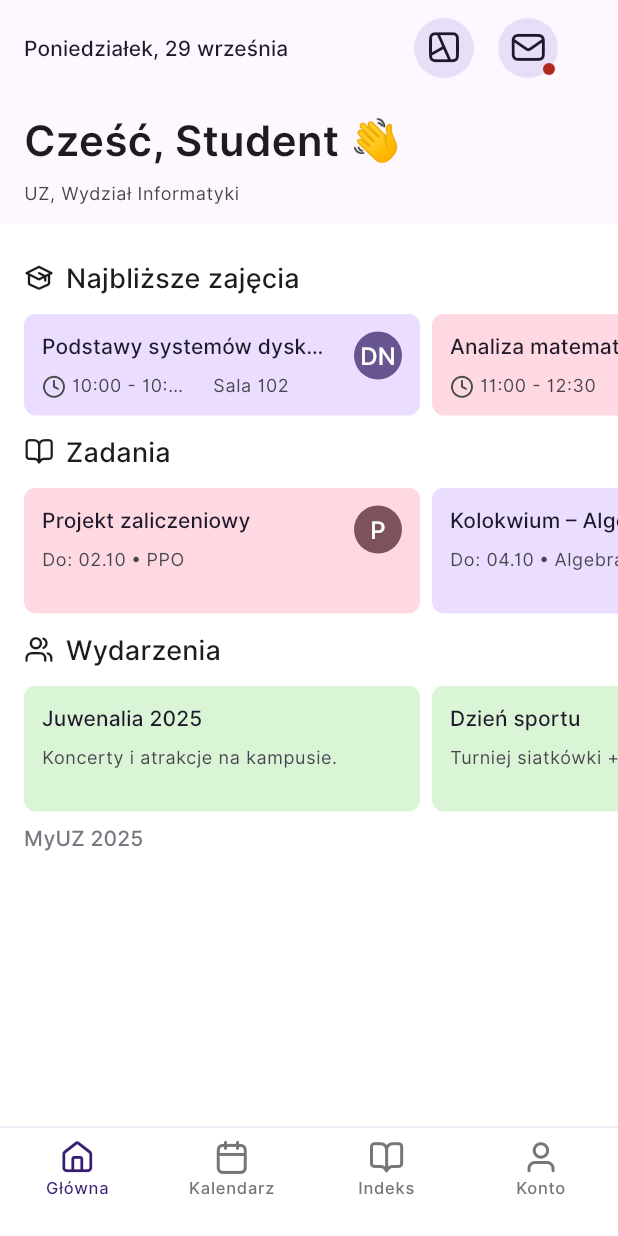
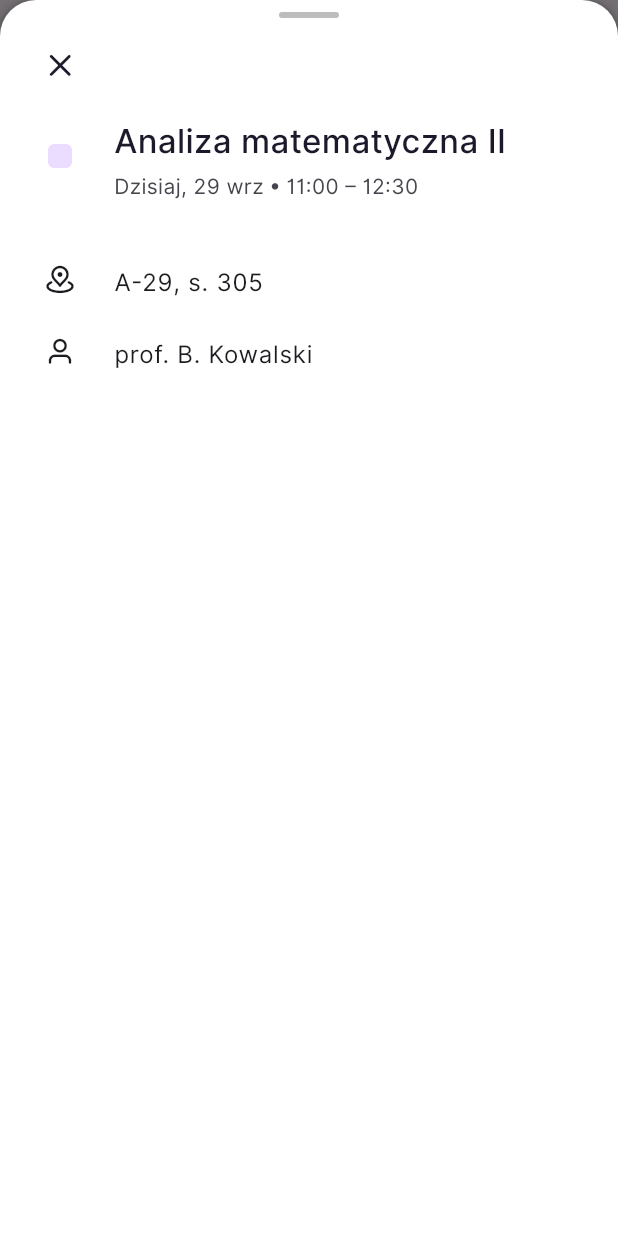
Before and after one commit to lifeoverthinker/my_uz, a Flutter app: the HomePage screen opened directly, after a tap on "Analiza matematyczna II", on a phone screen of 412 x 824 dp. Run offline on Flutter 3.47's test engine with Material 3 defaults, Android fonts, the phone set to English and light mode, and no system bars; our stand-ins replace flutter_dotenv, flutter_svg, shared_preferences, supabase_flutter; accounts and stored records are empty.

Commit message:
feat: Add ClassDetailsSheet for detailed class view with draggable modal

```diff
--- /dev/null
+++ b/lib/screens/home/details/class_details.dart
@@ -0,0 +1,371 @@
+import 'package:flutter/material.dart';
+import 'package:my_uz/icons/my_uz_icons.dart';
+import 'package:my_uz/models/class_model.dart';
+import 'package:my_uz/theme/app_colors.dart';
+import 'package:my_uz/theme/text_style.dart';
+
+/// Arkusz szczegółów zajęć – wariant “Google Calendar style”
+/// RÓŻNICE vs poprzednia wersja:
+/// - NIE zajmuje całego ekranu przy starcie (initialChildSize ~55% wysokości – można przeciągnąć wyżej).
+/// - DraggableScrollableSheet (expand:false) wewnątrz showModalBottomSheet.
+/// - Brak sztucznego wymuszania wysokości -> koniec z overflow / żółtymi liniami.
+/// - Możliwość dalszego przeciągnięcia do maxChildSize (95% ekranu) jak w Calendar.
+/// - Natywna animacja wejścia/wyjścia (slide + fade barrier) Material3.
+///
+/// TODO (opcjonalnie później):
+/// - Dynamiczne dostosowanie initialChildSize do realnej wysokości treści (pomiar po build).
+/// - Akcje (Edytuj / Usuń) w dolnym sticky obszarze.
+abstract class ClassDetailsSheet {
+  static Future<void> open(BuildContext context, ClassModel c) {
+    return showModalBottomSheet<void>(
+      context: context,
+      isScrollControlled: true,
+      useSafeArea: true,
+      backgroundColor: Colors.transparent,
+      barrierColor: Colors.black54,
+      builder: (_) => _ClassDetailsDraggable(classModel: c),
+    );
+  }
+}
+
+// KONFIG (fraction wysokości ekranu)
+const double _kMinChildFraction = 0.40;
+const double _kMaxChildFraction = 1.0; // Zmieniono z 0.95 na 1.0
+const double _kTopRadius = 24;
+const double _kHitArea = 48; // hit area dla ikon/markera ala Material (min 48x48)
+const double _kLeadingBox = _kHitArea; // kolumna na slot ikony
+const double _kCircleSmall = 32; // dla ikon 16/20
+const double _kCircleLarge = 40; // dla ikon 24
+const double _kIconToTextGap = 12; // odstęp ikona -> tekst
+
+/// Kontener z DraggableScrollableSheet (peek -> expand)
+class _ClassDetailsDraggable extends StatelessWidget {
+  final ClassModel classModel;
+  const _ClassDetailsDraggable({required this.classModel});
+
+  @override
+  Widget build(BuildContext context) {
+    return DraggableScrollableSheet(
+      expand: false,
+      minChildSize: _kMinChildFraction,
+      initialChildSize: 1.0, // Zmieniono na pełną wysokość od razu
+      maxChildSize: _kMaxChildFraction,
+      builder: (context, scrollController) {
+        return _SheetScaffold(
+          scrollController: scrollController,
+          child: _DetailsContent(classModel: classModel),
+        );
+      },
+    );
+  }
+}
+
+/// Szkielet arkusza: tło + uchwyt + przycisk X + przewijalna treść
+class _SheetScaffold extends StatelessWidget {
+  final Widget child;
+  final ScrollController scrollController;
+  const _SheetScaffold({required this.child, required this.scrollController});
+
+  @override
+  Widget build(BuildContext context) {
+    final topPadding = MediaQuery.of(context).padding.top;
+    const horizontal = 16.0;
+    const handleTopGap = 8.0; // od górnej krawędzi arkusza do uchwytu
+    const handleToXGap = 8.0; // uchwyt -> X
+    const xToHeaderGap = 12.0; // X -> nagłówek (kolorowy marker + tytuł)
+    return Container(
+      margin: EdgeInsets.zero,
+      padding: EdgeInsets.only(top: topPadding + handleTopGap),
+      decoration: const BoxDecoration(
+        color: Colors.white,
+        borderRadius: BorderRadius.vertical(top: Radius.circular(_kTopRadius)),
+        boxShadow: [
+          BoxShadow(color: Color(0x4C000000), blurRadius: 3, offset: Offset(0, 1)),
+          BoxShadow(color: Color(0x26000000), blurRadius: 8, offset: Offset(0, 4), spreadRadius: 3),
+        ],
+      ),
+      child: Padding(
+        padding: const EdgeInsets.fromLTRB(horizontal, 0, horizontal, 16),
+        child: Column(
+          mainAxisSize: MainAxisSize.min,
+          children: [
+            // Grip
+            const _Grip(),
+            const SizedBox(height: handleToXGap),
+            // Pasek akcji (tylko X na razie)
+            Row(
+              children: [
+                // Przycisk X w tym samym 48x48 slocie co ikony sekcji (circle 40 dla ikony 24)
+                _AdaptiveIconSlot(
+                  iconSize: 24,
+                  semanticsLabel: 'Zamknij szczegóły zajęć',
+                  isButton: true,
+                  onTap: () => Navigator.of(context).maybePop(),
+                  child: Icon(MyUz.x_close, size: 24, color: const Color(0xFF1D192B)),
+                ),
+                const Spacer(),
+              ],
+            ),
+            const SizedBox(height: xToHeaderGap),
+            // Treść przewijalna
+            Expanded(
+              child: SingleChildScrollView(
+                controller: scrollController,
+                child: child,
+              ),
+            ),
+          ],
+        ),
+      ),
+    );
+  }
+}
+
+/// Właściwa treść (nagłówek + sekcje ikon)
+class _DetailsContent extends StatelessWidget {
+  final ClassModel classModel;
+  const _DetailsContent({required this.classModel});
+
+  @override
+  Widget build(BuildContext context) {
+    final cs = Theme.of(context).colorScheme;
+    final typeLabel = _mapType(classModel.type);
+    final dateLine = _dateLine(classModel.startTime, classModel.endTime);
+
+    const headerBottomGap = 28.0; // zwiększony odstęp od nagłówka do sekcji szczegółów
+    const rowVerticalGap = 12.0;
+
+    return Column(
+      crossAxisAlignment: CrossAxisAlignment.start,
+      children: [
+        Row(
+          crossAxisAlignment: CrossAxisAlignment.start,
+          children: [
+            _AdaptiveIconSlot(
+              iconSize: 16, // marker 16 w kole 32
+              child: _TypeColorMarker(color: AppColors.myUZSysLightPrimaryContainer),
+            ),
+            const SizedBox(width: _kIconToTextGap),
+            Expanded(
+              child: Column(
+                crossAxisAlignment: CrossAxisAlignment.start,
+                children: [
+                  Text(
+                    classModel.subject,
+                    style: AppTextStyle.myUZTitleLarge.copyWith(
+                      fontWeight: FontWeight.w500,
+                      color: const Color(0xFF1D192B),
+                    ),
+                    maxLines: 2,
+                    overflow: TextOverflow.ellipsis,
+                  ),
+                  const SizedBox(height: 6),
+                  Text(
+                    dateLine,
+                    style: AppTextStyle.myUZBodyMedium.copyWith(
+                      color: cs.onSurfaceVariant,
+                      fontWeight: FontWeight.w400,
+                    ),
+                  ),
+                ],
+              ),
+            ),
+          ],
+        ),
+        const SizedBox(height: headerBottomGap),
+        if (typeLabel != null) ...[
+          _DetailRow(icon: MyUz.stand, label: typeLabel),
+          const SizedBox(height: rowVerticalGap),
+        ],
+        _DetailRow(icon: MyUz.marker_pin_04, label: classModel.room.isNotEmpty ? classModel.room : 'Sala -'),
+        const SizedBox(height: 0), // odstęp zredukowany do 0 na życzenie
+        _DetailRow(icon: MyUz.user_01, label: classModel.lecturer.isNotEmpty ? classModel.lecturer : 'Prowadzący -'),
+      ],
+    );
+  }
+
+  // --- FORMATOWANIE DATY / TYP ---
+
+  static String _dateLine(DateTime start, DateTime end) {
+    final now = DateTime.now();
+    final today = DateTime(now.year, now.month, now.day);
+    final startDay = DateTime(start.year, start.month, start.day);
+    final tomorrow = today.add(const Duration(days: 1));
+
+    String dayLabel;
+    if (startDay == today) {
+      dayLabel = 'Dzisiaj';
+    } else if (startDay == tomorrow) {
+      dayLabel = 'Jutro';
+    } else {
+      dayLabel = _plWeekday(start.weekday); // np. Środa
+    }
+
+    final monthShort = _plMonthShort(start.month);
+    final bool showYear = start.year != now.year;
+    final datePart = showYear
+        ? '$dayLabel, ${start.day} $monthShort ${start.year}'
+        : '$dayLabel, ${start.day} $monthShort';
+
+    // en dash (U+2013) z odstępami po bokach jak w Google Calendar
+    final timePart = '${_hhmm(start)} – ${_hhmm(end)}';
+    return '$datePart • $timePart';
+  }
+
+  static String _hhmm(DateTime d) =>
+      '${d.hour.toString().padLeft(2, '0')}:${d.minute.toString().padLeft(2, '0')}';
+
+  static String _plWeekday(int weekday) {
+    const dni = ['Poniedziałek','Wtorek','Środa','Czwartek','Piątek','Sobota','Niedziela'];
+    return dni[weekday - 1];
+  }
+
+  static String _plMonthShort(int m) {
+    const mies = ['sty','lut','mar','kwi','maj','cze','lip','sie','wrz','paź','lis','gru'];
+    return mies[m - 1];
+  }
+
+  static String? _mapType(String? raw) {
+    if (raw == null || raw.trim().isEmpty) return null;
+    final u = raw.trim().toUpperCase();
+    if (u.startsWith('LAB') || u == 'LAB') return 'Laboratorium';
+    if (u.startsWith('WYK')) return 'Wykład';
+    if (u.startsWith('ĆW') || u.startsWith('CW')) return 'Ćwiczenia';
+    if (u.startsWith('SEM')) return 'Seminarium';
+    final lower = raw.toLowerCase();
+    return lower[0].toUpperCase() + lower.substring(1);
+  }
+}
+
+/// Uchwyt (grip) – 40x4, radius 2
+class _Grip extends StatelessWidget {
+  const _Grip();
+  @override
+  Widget build(BuildContext context) {
+    return Container(
+      width: 40,
+      height: 4,
+      decoration: BoxDecoration(
+        color: Colors.black26,
+        borderRadius: BorderRadius.circular(2),
+      ),
+    );
+  }
+}
+
+/// Slot ikony w stylu Google: 48x48 hit area, centralne koło (32 lub 40) z ikoną.
+class _AdaptiveIconSlot extends StatelessWidget {
+  final double iconSize; // 16/20/24
+  final Widget child; // glif lub marker
+  final Color? background; // opcjonalne tło (np. dla przyszłych typów)
+  final VoidCallback? onTap;
+  final String? semanticsLabel;
+  final bool isButton;
+  const _AdaptiveIconSlot({
+    required this.iconSize,
+    required this.child,
+    this.background,
+    this.onTap,
+    this.semanticsLabel,
+    this.isButton = false,
+  });
+
+  @override
+  Widget build(BuildContext context) {
+    final double circle = iconSize >= 24 ? _kCircleLarge : _kCircleSmall;
+    Widget inner = SizedBox(
+      width: _kHitArea,
+      height: _kHitArea,
+      child: Center(
+        child: Container(
+          width: circle,
+          height: circle,
+          decoration: BoxDecoration(
+            color: background,
+            borderRadius: BorderRadius.circular(circle / 2),
+          ),
+          alignment: Alignment.center,
+          child: SizedBox(
+            width: iconSize,
+            height: iconSize,
+            child: FittedBox(fit: BoxFit.contain, child: child),
+          ),
+        ),
+      ),
+    );
+
+    if (onTap != null) {
+      inner = Material(
+        type: MaterialType.transparency,
+        child: InkWell(
+          borderRadius: BorderRadius.circular(circle / 2),
+          splashColor: Colors.black12,
+          onTap: onTap,
+          child: inner,
+        ),
+      );
+    }
+    if (semanticsLabel != null) {
+      inner = Semantics(
+        button: isButton,
+        label: semanticsLabel,
+        child: inner,
+      );
+    }
+    return inner;
+  }
+}
+
+/// Kolorowy marker typu zajęć 16x16, radius 4
+class _TypeColorMarker extends StatelessWidget {
+  final Color color;
+  const _TypeColorMarker({required this.color});
+  @override
+  Widget build(BuildContext context) {
+    return Container(
+      width: 16,
+      height: 16,
+      decoration: ShapeDecoration(
+        color: color,
+        shape: RoundedRectangleBorder(borderRadius: BorderRadius.circular(4)),
+      ),
+    );
+  }
+}
+
+/// Wiersz szczegółu (ikona + tekst)
+class _DetailRow extends StatelessWidget {
+  final IconData icon;
+  final String label;
+  const _DetailRow({required this.icon, required this.label});
+  @override
+  Widget build(BuildContext context) {
+    final cs = Theme.of(context).colorScheme;
+    return Row(
+      crossAxisAlignment: CrossAxisAlignment.start,
+      children: [
+        _AdaptiveIconSlot(
+          iconSize: 20,
+          child: Icon(icon, size: 20, color: cs.onSurface),
+        ),
+        const SizedBox(width: _kIconToTextGap),
+        Expanded(
+          child: Padding(
+            padding: const EdgeInsets.only(top: 14), // optyczne wyrównanie baseline do ikony centrowanej
+            child: Text(
+              label,
+              style: AppTextStyle.myUZBodyLarge.copyWith(color: cs.onSurface),
+            ),
+          ),
+        ),
+      ],
+    );
+  }
+}
+
+/// ScrollBehavior bez glow (spójne z innymi ekranami)
+class _NoGlow extends ScrollBehavior {
+  const _NoGlow();
+  @override
+  Widget buildOverscrollIndicator(BuildContext context, Widget child, ScrollableDetails details) => child;
+}
--- a/lib/screens/home/home_screen.dart
+++ b/lib/screens/home/home_screen.dart
@@ -8,6 +8,8 @@ import 'package:my_uz/theme/text_style.dart';
 // MODELE
 import 'package:my_uz/models/class_model.dart';
 import 'package:my_uz/models/task_model.dart';
+// DODANE: ekran szczegółów zajęć
+import 'package:my_uz/screens/home/details/class_details.dart';
 
 // SEKCJE
 import 'components/upcoming_classes.dart';
@@ -176,7 +178,10 @@ class _HomeScreenState extends State<HomeScreen> {
     );
   }
 
-  void _onTapClass(ClassModel c) => debugPrint('[Home] class tap ${c.id}');
+  void _onTapClass(ClassModel c) {
+    // --- TAP: karta zajęć -> arkusz szczegółów (modal bottom sheet) ---
+    ClassDetailsSheet.open(context, c);
+  }
   void _onTapTask(TaskModel t) => debugPrint('[Home] task tap ${t.id}');
   void _onTapEvent(EventModel e) => debugPrint('[Home] event tap ${e.id}');
 }
@@ -225,62 +230,23 @@ class _Header extends StatelessWidget {
                   Row(
                     children: [
                       // Przycisk mapa
-                      Container(
-                        width: 48,
-                        height: 48,
-                        alignment: Alignment.center,
-                        child: Container(
-                          width: 40,
-                          height: 40,
-                          clipBehavior: Clip.antiAlias,
-                          decoration: ShapeDecoration(
-                            color: const Color(0xFFE8DEF8),
-                            shape: RoundedRectangleBorder(
-                              borderRadius: BorderRadius.circular(100),
-                            ),
-                          ),
-                          child: Center(
-                            child: Icon(MyUz.map_02, size: 24, color: Color(0xFF1D192B)),
-                          ),
-                        ),
+                      _ActionCircle(
+                        icon: MyUz.map_02,
+                        tooltip: 'Mapa kampusu',
+                        onTap: () {
+                          // TODO: akcja mapy
+                        },
                       ),
                       const SizedBox(width: 8),
                       // Przycisk mail z kropką
-                      Container(
-                        width: 48,
-                        height: 48,
-                        alignment: Alignment.center,
-                        child: Stack(
-                          clipBehavior: Clip.none,
-                          children: [
-                            Container(
-                              width: 40,
-                              height: 40,
-                              clipBehavior: Clip.antiAlias,
-                              decoration: ShapeDecoration(
-                                color: const Color(0xFFE8DEF8),
-                                shape: RoundedRectangleBorder(
-                                  borderRadius: BorderRadius.circular(100),
-                                ),
-                              ),
-                              child: Center(
-                                child: Icon(MyUz.mail_01, size: 24, color: Color(0xFF1D192B)),
-                              ),
-                            ),
-                            Positioned(
-                              right: 2,
-                              bottom: 2,
-                              child: Container(
-                                width: 8,
-                                height: 8,
-                                decoration: ShapeDecoration(
-                                  color: const Color(0xFFB3261E),
-                                  shape: OvalBorder(),
-                                ),
-                              ),
-                            ),
-                          ],
-                        ),
+                      _ActionCircle(
+                        icon: MyUz.mail_01,
+                        tooltip: 'Skrzynka pocztowa',
+                        showBadge: true,
+                        badgeColor: Color(0xFFB3261E),
+                        onTap: () {
+                          // TODO: akcja mail
+                        },
                       ),
                     ],
                   ),
@@ -349,17 +315,24 @@ class _Footer extends StatelessWidget {
   }
 }
 
-/// Okrągły przycisk 48x48 (SecondaryContainer)
 class _ActionCircle extends StatelessWidget {
   final IconData icon;
   final String? tooltip;
   final VoidCallback onTap;
-  const _ActionCircle({required this.icon, this.tooltip, required this.onTap});
+  final bool showBadge;
+  final Color? badgeColor;
+  const _ActionCircle({
+    required this.icon,
+    this.tooltip,
+    required this.onTap,
+    this.showBadge = false,
+    this.badgeColor,
+  });
 
   @override
   Widget build(BuildContext context) {
     final cs = Theme.of(context).colorScheme;
-    final btn = Material(
+    final circle = Material(
       color: cs.secondaryContainer,
       shape: const CircleBorder(),
       child: InkWell(
@@ -370,12 +343,37 @@ class _ActionCircle extends StatelessWidget {
         child: SizedBox(
           width: 48,
           height: 48,
-          child: Icon(icon, size: 24, color: cs.onSecondaryContainer),
+          child: Center(
+            child: Icon(icon, size: 24, color: cs.onSecondaryContainer),
+          ),
         ),
       ),
     );
+    Widget btn = SizedBox(
+      width: 48,
+      height: 48,
+      child: Stack(
+        clipBehavior: Clip.none,
+        children: [
+          circle,
+          if (showBadge)
+            Positioned(
+              right: 6,
+              bottom: 6,
+              child: Container(
+                width: 8,
+                height: 8,
+                decoration: ShapeDecoration(
+                  color: badgeColor ?? const Color(0xFFB3261E),
+                  shape: const OvalBorder(),
+                ),
+              ),
+            ),
+        ],
+      ),
+    );
     if (tooltip != null && tooltip!.isNotEmpty) {
-      return Tooltip(message: tooltip!, child: btn);
+      btn = Tooltip(message: tooltip!, child: btn);
     }
     return btn;
   }
--- a/lib/widgets/cards/class_card.dart
+++ b/lib/widgets/cards/class_card.dart
@@ -7,7 +7,7 @@ import 'package:my_uz/icons/my_uz_icons.dart';
 /// Figma height: 68 px (default fixed)
 /// Możliwość trybu "hug" (auto wysokość) poprzez [hugHeight].
 class ClassCard extends StatelessWidget {
-  static const double _kHeightClass = 68;
+  static const double _kMinHeight = 56; // bezpieczne minimum (1 linia + info)
 
   final String title;
   final String time;
@@ -20,7 +20,7 @@ class ClassCard extends StatelessWidget {
   final Color? statusDotColor;
   /// Jeśli true – zachowuje się jak Figma "Hug" (wysokość dopasowana do treści),
   /// w przeciwnym wypadku stałe 68 px.
-  final bool hugHeight;
+  final bool hugHeight; // pozostawione dla zgodności, zawsze traktowane jako true
   /// Gdy hugHeight = true można pozwolić tytułowi na 2 linie (opcjonalnie).
   final int maxTitleLines;
 
@@ -35,7 +35,7 @@ class ClassCard extends StatelessWidget {
     this.showAvatar = true,
     this.showStatusDot = false,
     this.statusDotColor,
-    this.hugHeight = false,
+    this.hugHeight = true, // default teraz true
     this.maxTitleLines = 1,
   });
 
@@ -61,12 +61,17 @@ class ClassCard extends StatelessWidget {
   @override
   Widget build(BuildContext context) {
     final cs = Theme.of(context).colorScheme;
-    // Zastąpienie deprecated textScaleFactor na textScaler
-    final scale = MediaQuery.of(context).textScaler.scale(1.0);
-    final bool adaptive = hugHeight || scale > 1.0;
+    return LayoutBuilder(
+      builder: (context, constraints) {
+        final maxH = constraints.maxHeight;
+        // compact jeśli karta dostaje ciasny wysokościowy constraint (np. 44)
+        final bool compact = maxH.isFinite && maxH <= 48;
+        final double vPad = compact ? 0 : 8; // normalnie 8 (Figma), w kompakt 0
+        final double hPad = 12; // stały padding poziomy
+        final double gap = compact ? 4 : 8; // odstęp tytuł -> wiersz info
 
-    final content = Container(
-      padding: const EdgeInsets.all(12),
+        return Container(
+          padding: EdgeInsets.fromLTRB(hPad, vPad, hPad, vPad),
           decoration: ShapeDecoration(
             color: backgroundColor ?? cs.secondaryContainer,
             shape: RoundedRectangleBorder(borderRadius: BorderRadius.circular(8)),
@@ -74,46 +79,42 @@ class ClassCard extends StatelessWidget {
           child: Row(
             crossAxisAlignment: CrossAxisAlignment.start,
             children: [
-          // Teksty
               Expanded(
                 child: Column(
+                  mainAxisSize: MainAxisSize.min,
                   crossAxisAlignment: CrossAxisAlignment.start,
-              mainAxisAlignment: MainAxisAlignment.start,
-              mainAxisSize: MainAxisSize.min,
                   children: [
                     Text(
                       title,
-                  maxLines: hugHeight ? maxTitleLines : 1,
+                      maxLines: maxTitleLines,
                       overflow: TextOverflow.ellipsis,
                       style: AppTextStyle.myUZLabelLarge.copyWith(
                         color: const Color(0xFF1D192B),
                         fontWeight: FontWeight.w500,
                       ),
                     ),
-                const SizedBox(height: 8),
-                // Usunięto Flexible – w trybie hug wysokość nie jest sztywna.
+                    SizedBox(height: gap),
                     Row(
                       crossAxisAlignment: CrossAxisAlignment.center,
                       children: [
                         Icon(MyUz.clock, size: 16, color: const Color(0xFF4A4A4A)),
                         const SizedBox(width: 4),
-                    Expanded(
-                      child: Text(
+                        // Pełny czas – nie skracamy
+                        Text(
                           time,
                           maxLines: 1,
-                        overflow: TextOverflow.ellipsis,
-                        style: AppTextStyle.myUZBodySmall
-                            .copyWith(color: const Color(0xFF49454F)),
-                      ),
+                          overflow: TextOverflow.visible,
+                          softWrap: false,
+                          style: AppTextStyle.myUZBodySmall.copyWith(color: const Color(0xFF49454F)),
                         ),
                         const SizedBox(width: 16),
+                        // Sala może się skracać
                         Expanded(
                           child: Text(
                             room,
                             maxLines: 1,
                             overflow: TextOverflow.ellipsis,
-                        style: AppTextStyle.myUZBodySmall
-                            .copyWith(color: const Color(0xFF49454F)),
+                            style: AppTextStyle.myUZBodySmall.copyWith(color: const Color(0xFF49454F)),
                           ),
                         ),
                       ],
@@ -122,7 +123,6 @@ class ClassCard extends StatelessWidget {
                 ),
               ),
               const SizedBox(width: 16),
-          // Awatar lub kropka statusu
               if (showAvatar)
                 Container(
                   width: 32,
@@ -156,16 +156,7 @@ class ClassCard extends StatelessWidget {
             ],
           ),
         );
-
-    if (adaptive) {
-      // Hug – pozwalamy rosnąć wg treści
-      return Align(alignment: Alignment.topLeft, child: content);
-    }
-
-    // Stała wysokość – ale jako minHeight, żeby uniknąć overflow przy minimalnych różnicach renderingu
-    return ConstrainedBox(
-      constraints: const BoxConstraints(minHeight: _kHeightClass),
-      child: content,
+      },
     );
   }
 }
```
Lines whose indentation alone changed are shown as unchanged.
